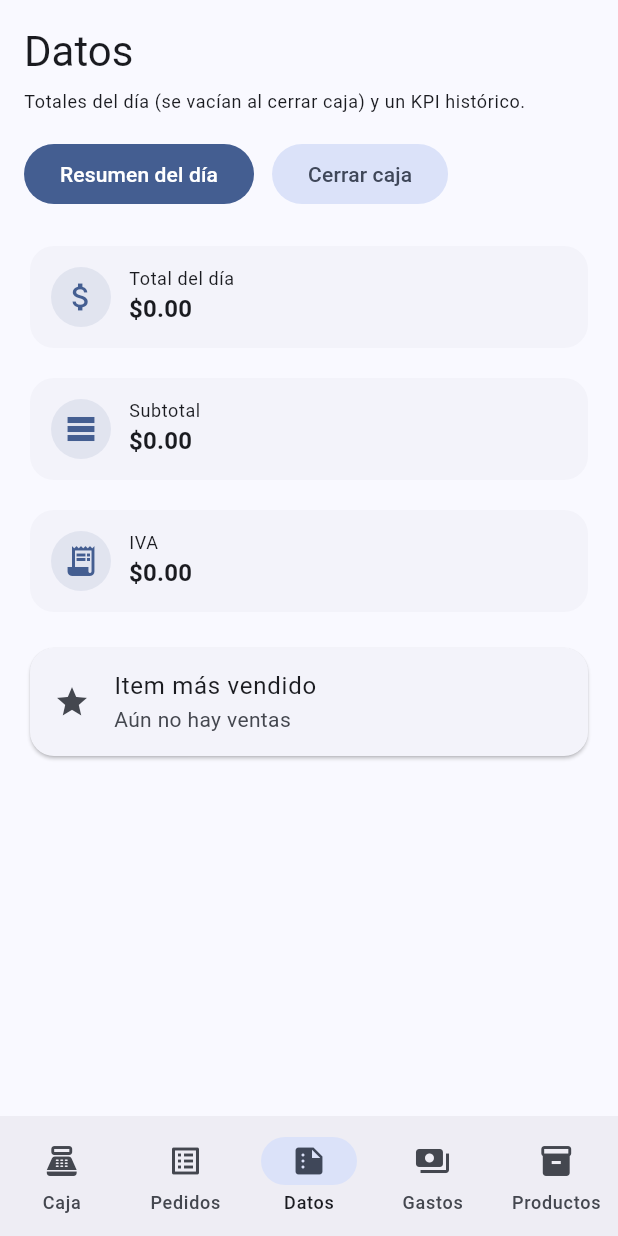
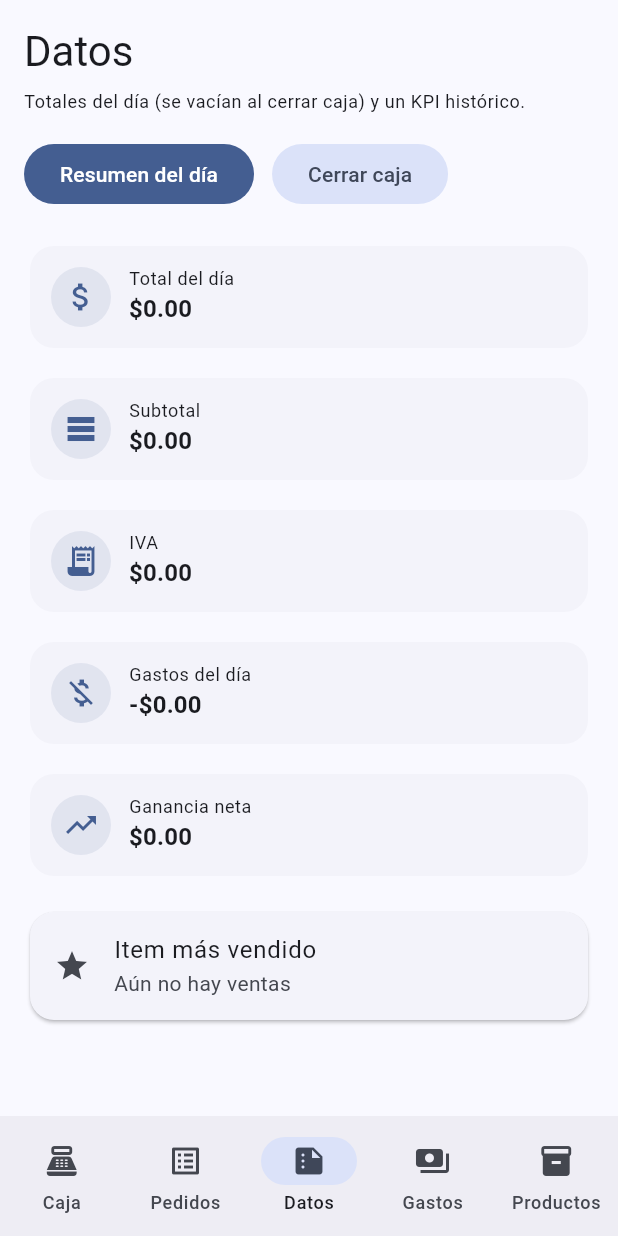
Before and after one commit to LastDaniels/Registrapp, a Flutter app: the screen it shows after launch, item 3 of the bottom bar chosen, on a phone screen of 412 x 824 dp. Run offline on Flutter 3.47's test engine with Material 3 defaults, Android fonts, the light colour scheme and no system bars; our stand-ins replace drift, flutter_riverpod, go_router; accounts and stored records are empty; generated files the repository leaves out were written again.

Commit message:
Ajuste de gastos y calculo de ganancia neta del dia

```diff
--- /dev/null
+++ b/registrapp/lib/providers/expenses_provider.dart
@@ -0,0 +1,26 @@
+import 'package:flutter_riverpod/flutter_riverpod.dart';
+import '../data/db.dart';
+import 'db_provider.dart';
+
+final expensesControllerProvider = Provider<ExpensesController>((ref) {
+  final db = ref.watch(dbProvider);
+  return ExpensesController(db);
+});
+
+final todayExpensesStreamProvider =
+StreamProvider.autoDispose<List<Expense>>((ref) {
+  final db = ref.watch(dbProvider);
+  return db.watchExpensesOfDay(DateTime.now());
+});
+
+class ExpensesController {
+  ExpensesController(this._db);
+  final AppDatabase _db;
+
+  Future<int> addExpense({
+    required String category,
+    required double amount,
+  }) {
+    return _db.insertExpense(category: category, amount: amount);
+  }
+}
--- a/registrapp/lib/ui/datos/totals_page.dart
+++ b/registrapp/lib/ui/datos/totals_page.dart
@@ -3,6 +3,7 @@ import 'package:flutter_riverpod/flutter_riverpod.dart';
 import '../../providers/summary_provider.dart';
 import '../../providers/sales_provider.dart';
 import '../../providers/db_provider.dart';
+import '../../providers/expenses_provider.dart';
 import '../../data/db.dart';
 
 class TotalsPage extends ConsumerStatefulWidget {
@@ -37,7 +38,9 @@ class _TotalsPageState extends ConsumerState<TotalsPage> {
     if (close) {
       // esto borra sales y sale_items
       await db.clearDailySales();
+      await db.clearDailyExpenses();
       ref.invalidate(todaySalesStreamProvider);
+      ref.invalidate(todayExpensesStreamProvider);
 
     }
 
@@ -150,6 +153,9 @@ class _TotalsPageState extends ConsumerState<TotalsPage> {
 
     // ventas del día (se resetean solas porque la consulta filtra por fecha)
     final salesAsync = ref.watch(todaySalesStreamProvider);
+
+    final expensesAsync = ref.watch(todayExpensesStreamProvider);
+
     // item más vendido en histórico (no se resetea)
     final bestItemAsync = ref.watch(mostSoldItemProvider);
 
@@ -164,6 +170,15 @@ class _TotalsPageState extends ConsumerState<TotalsPage> {
         kpiTotal += s.total;
       }
     });
+
+    double totalExpenses = 0;
+
+    expensesAsync.whenData((list) {
+      totalExpenses = list.fold(0.0, (s, e) => s + e.amount);
+    });
+
+    final netProfit = kpiTotal - totalExpenses;
+
 
     return Padding(
       padding: const EdgeInsets.all(16),
@@ -257,6 +272,50 @@ class _TotalsPageState extends ConsumerState<TotalsPage> {
             error: (err, _) => Text('Error: $err'),
           ),
 
+          const SizedBox(height: 12),
+
+          //KPI de gastos
+
+          expensesAsync.when(
+            data: (_) {
+              if (isWide) {
+                return Row(
+                  children: [
+                    _KpiCard(
+                      title: 'Gastos del día',
+                      value: '-\$${totalExpenses.toStringAsFixed(2)}',
+                      icon: Icons.money_off,
+                    ),
+                    const SizedBox(width: 12),
+                    _KpiCard(
+                      title: 'Ganancia neta',
+                      value: '\$${netProfit.toStringAsFixed(2)}',
+                      icon: Icons.trending_up,
+                    ),
+                  ],
+                );
+              } else {
+                return Column(
+                  children: [
+                    _KpiCard(
+                      title: 'Gastos del día',
+                      value: '-\$${totalExpenses.toStringAsFixed(2)}',
+                      icon: Icons.money_off,
+                    ),
+                    const SizedBox(height: 12),
+                    _KpiCard(
+                      title: 'Ganancia neta',
+                      value: '\$${netProfit.toStringAsFixed(2)}',
+                      icon: Icons.trending_up,
+                    ),
+                  ],
+                );
+              }
+            },
+            loading: () => const SizedBox.shrink(),
+            error: (e, _) => Text('Error gastos: $e'),
+          ),
+
           const SizedBox(height: 16),
 
           // KPI histórico: item más vendido
```
Also changed, not shown: registrapp/lib/data/db.dart (+57 -1 lines), registrapp/lib/data/tables/expenses_table.dart (added, +8 -0 lines), registrapp/lib/models/expense.dart (added, +11 -0 lines), registrapp/lib/ui/gastos/expenses_page.dart (+35 -11 lines), registrapp/lib/data/db.g.dart.
